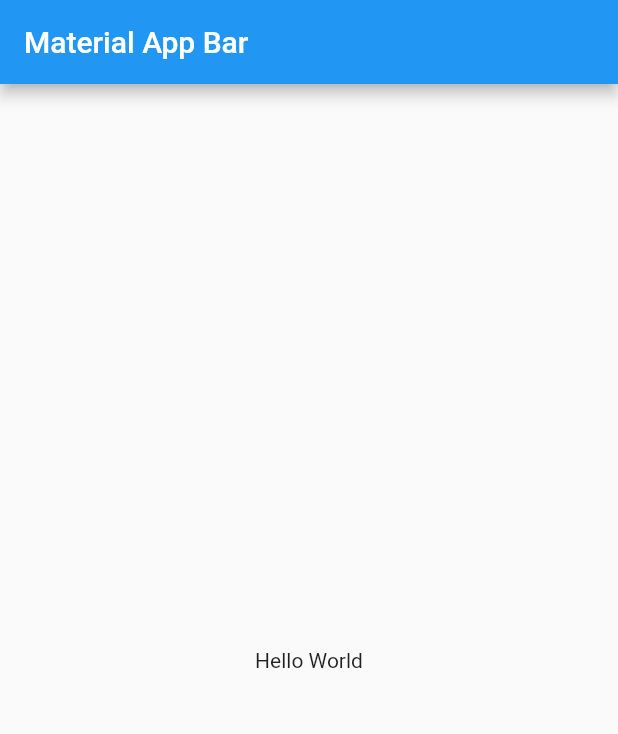
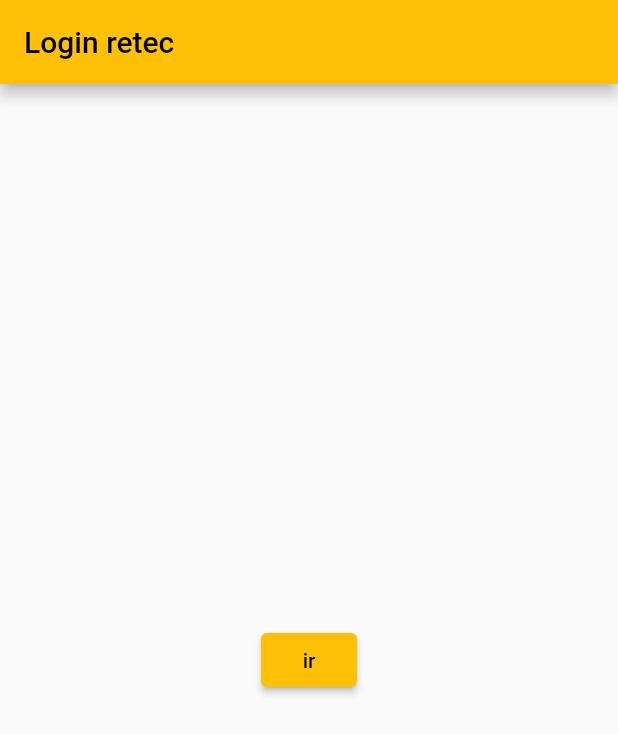
Before and after one commit to ariel131998/aplicacion_retec, a Flutter app: the screen it shows after launch, on a phone screen of 412 x 824 dp. Shown: the top 734 px of the screen. Run offline on Flutter 3.47's test engine with Material 2 defaults, Android fonts, the phone set to English and light mode, and no system bars.

Commit message:
Vistas Cliente y login
Se crearon los archivos para crear las vistas

```diff
--- a/lib/main.dart
+++ b/lib/main.dart
@@ -1,22 +1,18 @@
 import 'package:flutter/material.dart';
-
+import 'package:flutter_retec/widgets/cliente_screen.dart';
+import 'package:flutter_retec/widgets/login_screen.dart';
 void main() => runApp(MyApp());
 
 class MyApp extends StatelessWidget {
   @override
   Widget build(BuildContext context) {
     return MaterialApp(
-      title: 'Material App',
-      home: Scaffold(
-        appBar: AppBar(
-          title: Text('Material App Bar'),
-        ),
-        body: Center(
-          child: Container(
-            child: Text('Hello World'),
-          ),
-        ),
-      ),
+      theme: ThemeData(primarySwatch: Colors.amber),
+      routes: {
+        '/LoginScreen': (context) => LoginScreen(), //asignamos la pantalla del login
+        '/ClienteScreen': (context) => ClienteScreen()
+      },
+      initialRoute: '/LoginScreen',
     );
   }
 }
--- /dev/null
+++ b/lib/widgets/cliente_screen.dart
@@ -0,0 +1,13 @@
+import 'package:flutter/cupertino.dart';
+import 'package:flutter/material.dart';
+
+class ClienteScreen extends StatelessWidget{
+  @override
+  Widget build(BuildContext context) {
+    return Scaffold(
+      appBar: AppBar(
+        title: Text('Pantalla Cliente'),
+      ),
+    );
+  }
+}
--- /dev/null
+++ b/lib/widgets/login_screen.dart
@@ -0,0 +1,20 @@
+import 'package:flutter/material.dart';
+
+class LoginScreen extends StatelessWidget {
+  @override
+  Widget build(BuildContext context) {
+    return Scaffold(
+      appBar: AppBar(
+        title: const Text('Login retec'),
+      ),
+      body: Center(
+        child: ElevatedButton(
+          onPressed: () {
+            Navigator.of(context).pushNamed('/ClienteScreen');
+          },
+          child:  const Text('ir')
+        )
+      ),
+    );
+  }
+}
```
